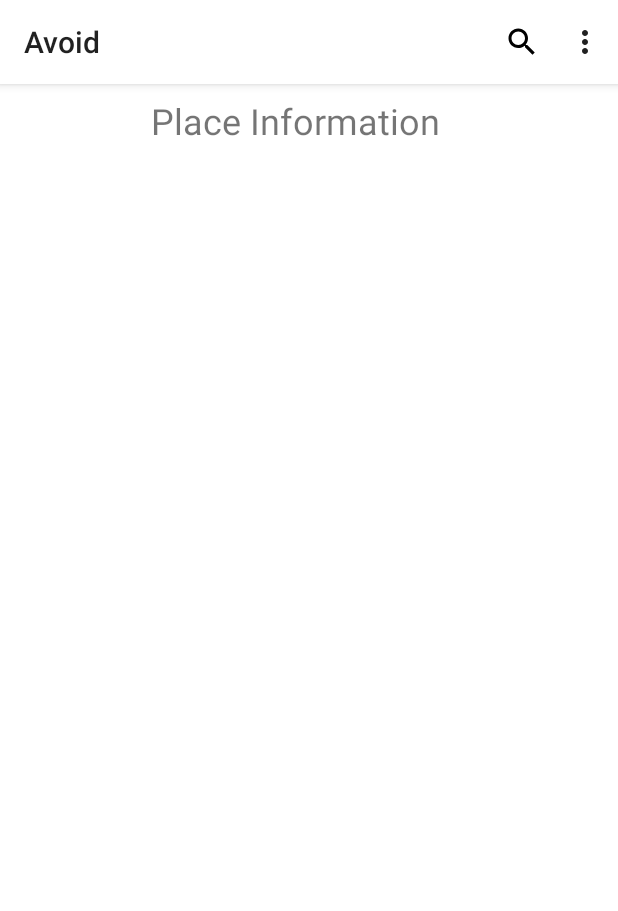
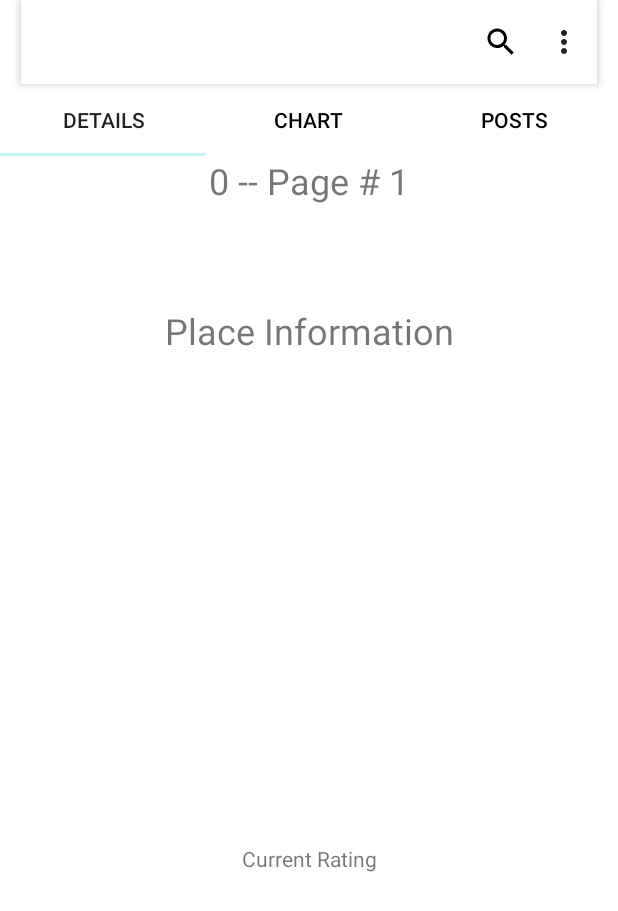
Before and after one commit to cpe305/spring2017-project-michellesfc, an Android app: the screen it shows after launch (SearchActivity), after a tap on "Search", on a phone screen of 412 x 824 dp. Shown: the top 911 px of the screen. Run offline under Robolectric (Android 15) with nearby library versions, the phone set to English and light mode, and no system bars; our stand-ins replace Firebase (no records; nobody signed in at launch, a user with empty details on screens opened directly); 1 statement that could not run was skipped.

Commit message:
Adding tab layout for the search activity
- Each tab will create a new fragment associated with it

```diff
--- a/app/src/main/AndroidManifest.xml
+++ b/app/src/main/AndroidManifest.xml
@@ -16,7 +16,7 @@
             android:name="com.google.android.gms.version"
             android:value="@integer/google_play_services_version" />
 
-        <activity android:name=".SearchActivity">
+        <activity android:name=".MainActivity">
             <intent-filter>
                 <action android:name="android.intent.action.MAIN" />
 
@@ -24,6 +24,7 @@
             </intent-filter>
         </activity>
         <activity android:name=".ListActivity" />
+        <activity android:name=".SearchActivity"></activity>
     </application>
 
 </manifest>
--- a/app/src/main/java/com/example/michellegu/avoid/BaseActivity.java
+++ b/app/src/main/java/com/example/michellegu/avoid/BaseActivity.java
@@ -1,5 +1,6 @@
 package com.example.michellegu.avoid;
 
+import android.app.ActionBar;
 import android.content.Intent;
 import android.os.Bundle;
 import android.support.v7.app.AppCompatActivity;
@@ -18,11 +19,12 @@ public class BaseActivity extends AppCompatActivity implements IBaseView {
     @Override
     protected void onCreate(Bundle savedInstanceState) {
         super.onCreate(savedInstanceState);
-        setContentView(R.layout.activity_main);
+        //setContentView(R.layout.activity_search);
     }
 
     public void initToolbar(int toolbarID) {
         Toolbar myToolbar = (Toolbar) findViewById(toolbarID);
+        myToolbar.setTitle("");
         setSupportActionBar(myToolbar);
     }
 
--- /dev/null
+++ b/app/src/main/java/com/example/michellegu/avoid/DetailsFragment.java
@@ -0,0 +1,47 @@
+package com.example.michellegu.avoid;
+
+import android.os.Bundle;
+import android.support.v4.app.Fragment;
+import android.view.LayoutInflater;
+import android.view.View;
+import android.view.ViewGroup;
+import android.widget.TextView;
+
+/**
+ * Created by michellegu on 4/24/17.
+ */
+
+public class DetailsFragment extends Fragment {
+    // Store instance variables
+    private String title;
+    private int page;
+
+    // newInstance constructor for creating fragment with arguments
+    public static DetailsFragment newInstance(int page, String title) {
+        DetailsFragment fragmentFirst = new DetailsFragment();
+        Bundle args = new Bundle();
+        args.putInt("someInt", page);
+        args.putString("someTitle", title);
+        fragmentFirst.setArguments(args);
+        return fragmentFirst;
+    }
+
+    // Store instance variables based on arguments passed
+    @Override
+    public void onCreate(Bundle savedInstanceState) {
+        super.onCreate(savedInstanceState);
+        page = getArguments().getInt("someInt", 0);
+        title = getArguments().getString("someTitle");
+    }
+
+    // Inflate the view for the fragment based on layout XML
+    @Override
+    public View onCreateView(LayoutInflater inflater, ViewGroup container,
+                             Bundle savedInstanceState) {
+        View view = inflater.inflate(R.layout.fragment_page, container, false);
+        TextView tvLabel = (TextView) view.findViewById(R.id.tvLabel);
+        tvLabel.setText(page + " -- " + title);
+        //System.out.print(tvLabel.getText());
+        return view;
+    }
+}
--- a/app/src/main/java/com/example/michellegu/avoid/ListActivity.java
+++ b/app/src/main/java/com/example/michellegu/avoid/ListActivity.java
@@ -4,6 +4,9 @@ import android.support.v7.app.AppCompatActivity;
 import android.os.Bundle;
 import android.widget.TextView;
 
+/**
+ * This activity will keep track of the places the user favorites.
+ */
 public class ListActivity extends BaseActivity {
 
     @Override
@@ -11,6 +14,7 @@ public class ListActivity extends BaseActivity {
         super.onCreate(savedInstanceState);
         setContentView(R.layout.activity_main2);
         initToolbar(R.id.my_toolbar);
+        //TODO: this activity will keep track of the places the user favorited
         //TextView textView = (TextView)findViewById(R.id.secondTextView);
     }
 }
--- /dev/null
+++ b/app/src/main/java/com/example/michellegu/avoid/MainActivity.java
@@ -0,0 +1,17 @@
+package com.example.michellegu.avoid;
+
+import android.support.v7.app.AppCompatActivity;
+import android.os.Bundle;
+
+/**
+ * This activity is displayed when the app first starts up.
+ */
+public class MainActivity extends BaseActivity {
+
+    @Override
+    protected void onCreate(Bundle savedInstanceState) {
+        super.onCreate(savedInstanceState);
+        setContentView(R.layout.activity_main);
+        initToolbar(R.id.my_toolbar);
+    }
+}
--- a/app/src/main/java/com/example/michellegu/avoid/SearchActivity.java
+++ b/app/src/main/java/com/example/michellegu/avoid/SearchActivity.java
@@ -2,8 +2,10 @@ package com.example.michellegu.avoid;
 
 import android.content.Intent;
 import android.content.res.Resources;
-import android.net.Uri;
 import android.os.Bundle;
+import android.support.design.widget.TabLayout;
+import android.support.v4.app.FragmentPagerAdapter;
+import android.support.v4.view.ViewPager;
 import android.text.Html;
 import android.text.Spanned;
 import android.widget.TextView;
@@ -15,24 +17,41 @@ import com.google.android.gms.common.GooglePlayServicesRepairableException;
 import com.google.android.gms.common.api.Status;
 import com.google.android.gms.location.places.Place;
 import com.google.android.gms.location.places.ui.PlaceAutocomplete;
+import com.google.firebase.database.DatabaseReference;
+import com.google.firebase.database.FirebaseDatabase;
+import com.google.firebase.database.ValueEventListener;
 
 public class SearchActivity extends BaseActivity implements ISearchView {
+    private SearchPresenter searchPresenter;
+    private FragmentPagerAdapter adapterViewPager;
 
+    //view components
     private TextView mPlaceDetailsText;
-    private SearchPresenter searchPresenter;
+    private TextView mCurrentRatingsText;
+    private TabLayout mTabLayout;
+
+
+    //for google places
     int PLACE_AUTOCOMPLETE_REQUEST_CODE = 1;
 
     @Override
     protected void onCreate(Bundle savedInstanceState) {
         super.onCreate(savedInstanceState);
-        setContentView(R.layout.activity_main);
+        setContentView(R.layout.activity_search);
 
         //attaching presenter
         searchPresenter = new SearchPresenter(this);
 
+        ViewPager vpPager = (ViewPager) findViewById(R.id.viewpager);
+        adapterViewPager = new SearchPagerAdapter(getSupportFragmentManager());
+        vpPager.setAdapter(adapterViewPager);
+
         //setting up view components
         initToolbar(R.id.my_toolbar);
         mPlaceDetailsText = (TextView) findViewById(R.id.placeTextView);
+        mCurrentRatingsText = (TextView) findViewById(R.id.currentRatingTextView);
+        mTabLayout = (TabLayout) findViewById(R.id.tabLayout);
+        mTabLayout.setupWithViewPager(vpPager);
 
         createPicker();
     }
@@ -54,7 +73,9 @@ public class SearchActivity extends BaseActivity implements ISearchView {
         if (requestCode == PLACE_AUTOCOMPLETE_REQUEST_CODE) {
             if (resultCode == RESULT_OK) {
                 Place place = PlaceAutocomplete.getPlace(this, data);
+                System.out.println("INNNN");
                 showPlaceDetails(place);
+                searchPresenter.getCurrentRating(place.getId());
             }
             else if (resultCode == PlaceAutocomplete.RESULT_ERROR) {
                 Status status = PlaceAutocomplete.getStatus(this, data);
@@ -69,18 +90,13 @@ public class SearchActivity extends BaseActivity implements ISearchView {
     }
 
     public void showPlaceDetails(Place place) {
-        mPlaceDetailsText.setText(formatPlaceDetails(getResources(), place.getName(),
-                place.getId(), place.getAddress(), place.getPhoneNumber(),
-                place.getWebsiteUri()));
+        System.out.println("Place id is:      " + place.getId());
+        mPlaceDetailsText.setText(formatPlaceDetails(getResources(), place.getName(), place.getAddress()));
     }
 
 
-    private static Spanned formatPlaceDetails(Resources res, CharSequence name, String id,
-                                              CharSequence address, CharSequence phoneNumber, Uri websiteUri) {
-
-        return Html.fromHtml(res.getString(R.string.place_details, name, id, address, phoneNumber,
-                websiteUri));
-
+    private static Spanned formatPlaceDetails(Resources res, CharSequence name, CharSequence address) {
+        return Html.fromHtml(res.getString(R.string.place_details, name, address));
     }
 
 }
--- /dev/null
+++ b/app/src/main/java/com/example/michellegu/avoid/SearchPagerAdapter.java
@@ -0,0 +1,54 @@
+package com.example.michellegu.avoid;
+
+import android.support.v4.app.Fragment;
+import android.support.v4.app.FragmentManager;
+import android.support.v4.app.FragmentPagerAdapter;
+
+/**
+ * Created by michellegu on 4/24/17.
+ */
+
+public class SearchPagerAdapter extends FragmentPagerAdapter {
+    private static int NUM_ITEMS = 3;
+
+    public SearchPagerAdapter(FragmentManager fragmentManager) {
+        super(fragmentManager);
+    }
+
+    // Returns total number of pages
+    @Override
+    public int getCount() {
+        return NUM_ITEMS;
+    }
+
+    // Returns the fragment to display for that page
+    @Override
+    public Fragment getItem(int position) {
+        switch (position) {
+            case 0: // Fragment # 0 - This will show FirstFragment
+                return DetailsFragment.newInstance(0, "Page # 1");
+            case 1: // Fragment # 0 - This will show FirstFragment different title
+                return DetailsFragment.newInstance(1, "Page # 2");
+            case 2: // Fragment # 1 - This will show SecondFragment
+                return DetailsFragment.newInstance(2, "Page # 3");
+            default:
+                return null;
+        }
+    }
+
+    // Returns the page title for the top indicator
+    @Override
+    public CharSequence getPageTitle(int position) {
+        switch (position) {
+            case 0:
+                return "Details";
+            case 1:
+                return "Chart";
+            case 2:
+                return "Posts";
+            default:
+        }
+        return "Page " + position;
+    }
+
+}
--- a/app/src/main/java/com/example/michellegu/avoid/model/Place.java
+++ b/app/src/main/java/com/example/michellegu/avoid/model/Place.java
@@ -1,6 +1,9 @@
 package com.example.michellegu.avoid.model;
 
 import java.util.ArrayList;
+import java.util.HashMap;
+import java.util.Map;
+import java.util.Objects;
 
 /**
  * Created by michellegu on 4/23/17.
@@ -13,6 +16,15 @@ public class Place {
     private String address;
     private int currentRating;
     private ArrayList<Post> posts;
+
+    public Place() {}
+
+    public Place(String placeID, String name, String address, int currentRating) {
+        this.placeID = placeID;
+        this.name = name;
+        this.address = address;
+        this.currentRating = currentRating;
+    }
 
     public String getPlaceID() {
         return placeID;
@@ -53,4 +65,5 @@ public class Place {
     public void removePost(Post p) {
         posts.remove(p);
     }
+
 }
--- a/app/src/main/java/com/example/michellegu/avoid/presenter/SearchPresenter.java
+++ b/app/src/main/java/com/example/michellegu/avoid/presenter/SearchPresenter.java
@@ -1,6 +1,11 @@
 package com.example.michellegu.avoid.presenter;
 
+import com.example.michellegu.avoid.model.Place;
 import com.example.michellegu.avoid.view.ISearchView;
+import com.google.firebase.database.DataSnapshot;
+import com.google.firebase.database.DatabaseReference;
+import com.google.firebase.database.FirebaseDatabase;
+import com.google.firebase.database.ValueEventListener;
 
 /**
  * Created by michellegu on 4/23/17.
@@ -9,10 +14,12 @@ import com.example.michellegu.avoid.view.ISearchView;
 public class SearchPresenter {
     private ISearchView searchView;
 
-
     public SearchPresenter(ISearchView searchView) {
         this.searchView = searchView;
     }
 
+    public void getCurrentRating(String placeID) {
+        System.out.println("Place id is:      " + placeID);
+    }
 
 }
--- a/app/src/main/java/com/example/michellegu/avoid/view/ISearchView.java
+++ b/app/src/main/java/com/example/michellegu/avoid/view/ISearchView.java
@@ -7,5 +7,4 @@ import com.google.android.gms.location.places.Place;
  */
 
 public interface ISearchView {
-    void showPlaceDetails(Place place);
 }
--- a/app/src/main/res/layout/activity_main.xml
+++ b/app/src/main/res/layout/activity_main.xml
@@ -4,24 +4,15 @@
     xmlns:tools="http://schemas.android.com/tools"
     android:layout_width="match_parent"
     android:layout_height="match_parent"
-    tools:context="com.example.michellegu.avoid.SearchActivity">
-
-    <TextView
-        android:id="@+id/placeTextView"
-        android:layout_width="wrap_content"
-        android:layout_height="wrap_content"
-        android:text="Place Information"
-        android:textSize="24sp"
-        app:layout_constraintLeft_toLeftOf="parent"
-        app:layout_constraintRight_toRightOf="parent"
-        app:layout_constraintHorizontal_bias="0.458"
-        android:layout_marginTop="8dp"
-        app:layout_constraintTop_toBottomOf="@+id/my_toolbar" />
+    tools:context="com.example.michellegu.avoid.MainActivity">
 
     <include
         android:id="@+id/my_toolbar"
-        layout="@layout/toolbar"/>
-
-
+        layout="@layout/toolbar"
+        android:layout_height="wrap_content"
+        android:layout_width="368dp"
+        tools:layout_editor_absoluteY="0dp"
+        app:layout_constraintRight_toRightOf="parent"
+        app:layout_constraintLeft_toLeftOf="parent" />
 
 </android.support.constraint.ConstraintLayout>
--- /dev/null
+++ b/app/src/main/res/layout/activity_search.xml
@@ -0,0 +1,90 @@
+<?xml version="1.0" encoding="utf-8"?>
+<android.support.constraint.ConstraintLayout xmlns:android="http://schemas.android.com/apk/res/android"
+    xmlns:app="http://schemas.android.com/apk/res-auto"
+    xmlns:tools="http://schemas.android.com/tools"
+    android:layout_width="match_parent"
+    android:layout_height="match_parent"
+    tools:context="com.example.michellegu.avoid.SearchActivity"
+    android:orientation="vertical">
+
+    <include
+        android:id="@+id/my_toolbar"
+        layout="@layout/toolbar"
+        android:layout_width="384dp"
+        android:layout_height="wrap_content"
+        app:layout_constraintLeft_toLeftOf="parent"
+        app:layout_constraintRight_toRightOf="parent"
+        tools:layout_editor_absoluteY="0dp" />
+
+
+    <!--<android.support.design.widget.TabLayout
+        android:id="@+id/tabLayout"
+        android:layout_width="368dp"
+        android:layout_height="wrap_content"
+        app:layout_constraintLeft_toLeftOf="parent"
+        app:layout_constraintRight_toRightOf="parent"
+        app:layout_constraintTop_toBottomOf="@+id/my_toolbar">
+
+        <android.support.design.widget.TabItem
+            android:layout_width="wrap_content"
+            android:layout_height="wrap_content"
+            android:text="Details" />
+
+        <android.support.design.widget.TabItem
+            android:layout_width="wrap_content"
+            android:layout_height="wrap_content"
+            android:text="Chart" />
+
+        <android.support.design.widget.TabItem
+            android:layout_width="wrap_content"
+            android:layout_height="wrap_content"
+            android:text="Posts" />
+    </android.support.design.widget.TabLayout>-->
+
+    <android.support.design.widget.TabLayout
+        android:id="@+id/tabLayout"
+        android:layout_width="0dp"
+        android:layout_height="wrap_content"
+        app:layout_constraintLeft_toLeftOf="parent"
+        app:layout_constraintRight_toRightOf="parent"
+        app:layout_constraintTop_toBottomOf="@+id/my_toolbar" />
+
+    <android.support.v4.view.ViewPager
+        android:id="@+id/viewpager"
+        android:layout_width="wrap_content"
+        android:layout_height="wrap_content"
+        android:layout_weight="1"
+        android:background="@android:color/white"
+        app:layout_constraintLeft_toLeftOf="parent"
+        app:layout_constraintRight_toRightOf="parent"
+        app:layout_constraintHorizontal_bias="1.0"
+        app:layout_constraintTop_toBottomOf="@+id/tabLayout" />
+
+
+    <TextView
+        android:id="@+id/placeTextView"
+        android:layout_width="wrap_content"
+        android:layout_height="wrap_content"
+        android:text="Place Information"
+        android:textSize="24sp"
+        app:layout_constraintLeft_toLeftOf="parent"
+        app:layout_constraintRight_toRightOf="parent"
+        app:layout_constraintTop_toTopOf="@+id/viewpager"
+        android:layout_marginTop="100dp" />
+
+    <TextView
+        android:id="@+id/currentRatingTextView"
+        android:layout_width="wrap_content"
+        android:layout_height="wrap_content"
+        android:text="Current Rating"
+        app:layout_constraintLeft_toLeftOf="parent"
+        app:layout_constraintRight_toRightOf="parent"
+        android:layout_marginTop="8dp"
+        app:layout_constraintTop_toBottomOf="@+id/placeTextView"
+        app:layout_constraintHorizontal_bias="0.501"
+        app:layout_constraintBottom_toBottomOf="parent"
+        android:layout_marginBottom="8dp"
+        app:layout_constraintVertical_bias="0.576" />
+
+
+</android.support.constraint.ConstraintLayout>
--- /dev/null
+++ b/app/src/main/res/layout/fragment_page.xml
@@ -0,0 +1,18 @@
+<?xml version="1.0" encoding="utf-8"?>
+<android.support.constraint.ConstraintLayout xmlns:android="http://schemas.android.com/apk/res/android"
+    xmlns:app="http://schemas.android.com/apk/res-auto"
+    xmlns:tools="http://schemas.android.com/tools"
+    android:layout_width="match_parent" android:layout_height="match_parent"
+    android:orientation="vertical" >
+
+    <TextView
+        android:id="@+id/tvLabel"
+        android:layout_width="wrap_content"
+        android:layout_height="wrap_content"
+        android:text="TextView"
+        android:textSize="24sp"
+        tools:layout_editor_absoluteY="502dp"
+        app:layout_constraintLeft_toLeftOf="parent"
+        app:layout_constraintRight_toRightOf="parent" />
+
+</android.support.constraint.ConstraintLayout>
--- a/app/src/main/res/layout/toolbar.xml
+++ b/app/src/main/res/layout/toolbar.xml
@@ -1,13 +1,10 @@
 <?xml version="1.0" encoding="utf-8"?>
-<android.support.v7.widget.Toolbar
-    xmlns:android="http://schemas.android.com/apk/res/android"
+<android.support.v7.widget.Toolbar xmlns:android="http://schemas.android.com/apk/res/android"
     xmlns:app="http://schemas.android.com/apk/res-auto"
     android:id="@+id/toolbar"
     android:layout_width="match_parent"
     android:layout_height="wrap_content"
-    android:background="@color/statusBar"
+    android:background="@android:color/white"
     android:elevation="4dp"
     android:theme="@style/ThemeOverlay.AppCompat.ActionBar"
-    app:popupTheme="@style/ThemeOverlay.AppCompat.Light"
-    >
-</android.support.v7.widget.Toolbar>
+    app:popupTheme="@style/ThemeOverlay.AppCompat.Light"></android.support.v7.widget.Toolbar>
--- a/app/src/main/res/values/strings.xml
+++ b/app/src/main/res/values/strings.xml
@@ -5,16 +5,10 @@
     <![CDATA[
         <b>%1$s</b>
         <br/>
-        <i>Place Id: %2$s</i>
+        Address: %2$s
         <br/>
-        Address: %3$s
-        <br/>
-        Phone: %4$s
-        <br/>
-        Website: %5$s
     ]]>
     </string>
-    <string name="title_activity_main3">Main3Activity</string>
     <string name="action_settings">Settings</string>
     <string name="section_format">Hello World from section: %1$d</string>
 </resources>
```
